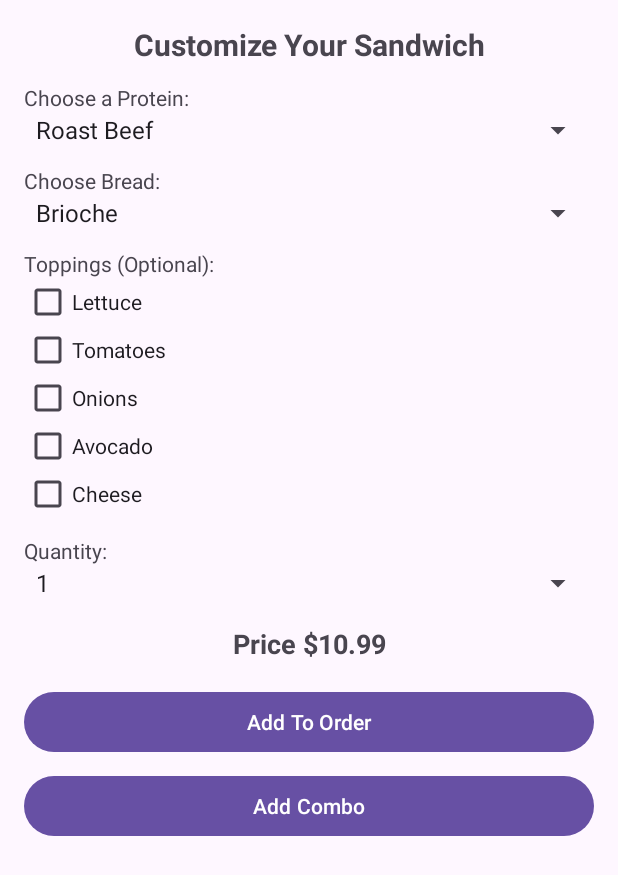
After one commit to AreeyokaJ/ru_restaurant_app, an Android app: the SandwichActivity screen opened directly, with no data from a screen before it, on a phone screen of 412 x 824 dp. The commit adds this screen. Shown: the top 875 px of the screen. Run offline under Robolectric (Android 15) with nearby library versions, the phone set to English and light mode, and no system bars.

Commit message:
Added Sandwich screen to app. Need to add combo and sandwich image

```diff
--- a/app/src/main/AndroidManifest.xml
+++ b/app/src/main/AndroidManifest.xml
@@ -28,6 +28,6 @@
         </activity>
         <activity android:name=".BeveragesActivity"></activity>
         <activity android:name=".SidesActivity"></activity>
+        <activity android:name=".SandwichActivity"></activity>
     </application>
-
 </manifest>
--- /dev/null
+++ b/app/src/main/java/com/example/model/AddOns.java
@@ -0,0 +1,35 @@
+package com.example.model;
+
+/**
+ * Class that represents add ons
+ * @author Elvin Xu
+ */
+public enum AddOns {
+    LETTUCE(0.30),
+    TOMATOES(0.30),
+    ONIONS(0.30),
+    AVOCADO(0.50),
+    CHEESE(1.00);
+
+    private final double price;
+
+    AddOns(double price) {
+        this.price = price;
+    }
+
+    public double getPrice() {
+        return price;
+    }
+
+    @Override
+    public String toString() {
+        switch (this) {
+            case LETTUCE: return "Lettuce";
+            case TOMATOES: return "Tomatoes";
+            case ONIONS: return "Onions";
+            case AVOCADO: return "Avocado";
+            case CHEESE: return "Cheese";
+            default: return "";
+        }
+    }
+}
--- /dev/null
+++ b/app/src/main/java/com/example/model/Protein.java
@@ -0,0 +1,31 @@
+package com.example.model;
+
+/**
+ * Class that represents protein
+ * @author Elvin Xu
+ */
+public enum Protein {
+    ROAST_BEEF(10.99),
+    CHICKEN(8.99),
+    SALMON(9.99);
+
+    private final double basePrice;
+
+    Protein(double basePrice) {
+        this.basePrice = basePrice;
+    }
+
+    public double getBasePrice() {
+        return basePrice;
+    }
+
+    @Override
+    public String toString() {
+        switch (this) {
+            case ROAST_BEEF: return "Roast Beef";
+            case CHICKEN: return "Chicken";
+            case SALMON: return "Salmon";
+            default: return "";
+        }
+    }
+}
--- /dev/null
+++ b/app/src/main/java/com/example/ru_restaurant_app/SandwichActivity.java
@@ -0,0 +1,162 @@
+package com.example.ru_restaurant_app;
+
+import android.os.Bundle;
+import android.view.View;
+import android.widget.AdapterView;
+import android.widget.ArrayAdapter;
+import android.widget.CheckBox;
+import android.widget.LinearLayout;
+import android.widget.Spinner;
+import android.widget.TextView;
+import android.widget.Toast;
+
+import androidx.appcompat.app.AppCompatActivity;
+
+import com.example.manager.OrderManager;
+import com.example.model.AddOns;
+import com.example.model.Bread;
+import com.example.model.Protein;
+import com.example.model.Sandwich;
+
+import java.util.ArrayList;
+import java.util.Arrays;
+import java.util.List;
+
+/**
+ * Activity that allows users to customize a Sandwich order.
+ * Users can select protein, bread, optional toppings, quantity, and see a dynamic price update.
+ * Also includes buttons for adding to order or preparing to add a combo.
+ *
+ * Layout uses:
+ * - Spinners for protein, bread, and quantity
+ * - Checkboxes for add-ons
+ * - A TextView to display dynamic price updates
+ * - Two buttons: "Add to Order" and "Add Combo"
+ *
+ * @author Elvin Xu
+ */
+public class SandwichActivity extends AppCompatActivity {
+    private Spinner proteinSpinner, breadSpinner, quantitySpinner;
+    private TextView priceText;
+    private LinearLayout addOnsLayout;
+    private List<CheckBox> addOnCheckboxes = new ArrayList<>();
+
+    private Protein selectedProtein;
+    private Bread selectedBread;
+    private final ArrayList<AddOns> selectedAddOns = new ArrayList<>();
+    private int quantity = 1;
+
+    /**
+     * Initializes the layout, sets up all spinners and checkboxes, and attaches event listeners.
+     *
+     * @param savedInstanceState the saved instance state, if any
+     */
+    @Override
+    protected void onCreate(Bundle savedInstanceState) {
+        super.onCreate(savedInstanceState);
+        setContentView(R.layout.sandwich_selection);
+
+        proteinSpinner = findViewById(R.id.proteinSpinner);
+        breadSpinner = findViewById(R.id.breadSpinner);
+        quantitySpinner = findViewById(R.id.quantitySpinner);
+        priceText = findViewById(R.id.priceText);
+        addOnsLayout = findViewById(R.id.addOnsLayout);
+
+        //Dropdowns
+        setupSpinner(proteinSpinner, Protein.values());
+        setupSpinner(breadSpinner, Bread.values());
+        setupSpinner(quantitySpinner, Arrays.asList(1, 2, 3, 4, 5));
+
+        // Create checkboxes for each add-on
+        for (AddOns addOn : AddOns.values()) {
+            CheckBox checkBox = new CheckBox(this);
+            checkBox.setText(addOn.toString());
+            checkBox.setTag(addOn);
+            checkBox.setOnCheckedChangeListener((buttonView, isChecked) -> updatePrice());
+            addOnCheckboxes.add(checkBox);
+            addOnsLayout.addView(checkBox);
+        }
+
+        // Attach listeners for price updates
+        proteinSpinner.setOnItemSelectedListener(listener);
+        breadSpinner.setOnItemSelectedListener(listener);
+        quantitySpinner.setOnItemSelectedListener(listener);
+
+        // Handle Add to order click
+        findViewById(R.id.addToOrderButton).setOnClickListener(v -> {
+            selectedProtein = (Protein) proteinSpinner.getSelectedItem();
+            selectedBread = (Bread) breadSpinner.getSelectedItem();
+            quantity = (int) quantitySpinner.getSelectedItem();
+            selectedAddOns.clear();
+            for (CheckBox cb : addOnCheckboxes) {
+                if (cb.isChecked()) selectedAddOns.add((AddOns) cb.getTag());
+
+                Sandwich sandwich = new Sandwich(selectedBread, selectedProtein, selectedAddOns, quantity);
+                OrderManager.getInstance().getCurrentOrder().addItem(sandwich);
+
+                Toast.makeText(this, "Added to order!", Toast.LENGTH_SHORT).show();
+            }
+        });
+
+        // Handle Add Combo (Add later)
+
+    }
+
+    /**
+     * Generic method to populate a Spinner with enum values.
+     *
+     * @param spinner Spinner to populate
+     * @param values  Array of enum values
+     * @param <T>     Type of enum
+     */
+    private <T> void setupSpinner(Spinner spinner, T[] values) {
+        ArrayAdapter<T> adapter = new ArrayAdapter<>(this, android.R.layout.simple_spinner_item, values);
+        adapter.setDropDownViewResource(android.R.layout.simple_spinner_dropdown_item);
+        spinner.setAdapter(adapter);
+    }
+
+    /**
+     * Overloaded method to populate a Spinner with a list of integers (mostly for quantity).
+     *
+     * @param spinner Spinner to populate
+     * @param values  List of integers
+     */
+    private void setupSpinner(Spinner spinner, List<Integer> values) {
+        ArrayAdapter<Integer> adapter = new ArrayAdapter<>(this, android.R.layout.simple_spinner_item, values);
+        adapter.setDropDownViewResource(android.R.layout.simple_spinner_dropdown_item);
+        spinner.setAdapter(adapter);
+    }
+
+    /**
+     * Listener that updates the price whenever an item is selected in any dropdown.
+     */
+    private final AdapterView.OnItemSelectedListener listener = new AdapterView.OnItemSelectedListener() {
+        @Override
+        public void onItemSelected(AdapterView<?> parent, View view, int position, long id) {
+            updatePrice();
+        }
+
+        @Override
+        public void onNothingSelected(AdapterView<?> parent) {}
+    };
+
+    /**
+     * Recalculates the sandwich price based on selected protein, add-ons, and quantity.
+     * Updates the price TextView.
+     */
+    private void updatePrice() {
+        Protein protein = (Protein) proteinSpinner.getSelectedItem();
+        int quantity = (int) quantitySpinner.getSelectedItem();
+        double price = (protein != null) ? protein.getBasePrice() : 0;
+
+        for (CheckBox cb : addOnCheckboxes) {
+            if (cb.isChecked()) {
+                AddOns addOn = (AddOns) cb.getTag();
+                price += addOn.getPrice();
+            }
+        }
+
+        price *= quantity;
+        priceText.setText(String.format("Price $%.2f", price));
+    }
+}
--- a/app/src/main/res/layout/activity_main.xml
+++ b/app/src/main/res/layout/activity_main.xml
@@ -37,8 +37,8 @@
             app:layout_constraintTop_toTopOf="parent"
             app:srcCompat="@drawable/burgers" />
 
-        <ImageView
-            android:id="@+id/beveragesImage"
+        <ImageButton
+            android:id="@+id/beveragesButton"
             android:layout_width="181dp"
             android:layout_height="153dp"
             android:layout_gravity="center"
--- a/app/src/main/res/layout/menu_list.xml
+++ b/app/src/main/res/layout/menu_list.xml
@@ -6,10 +6,10 @@
     android:layout_height="match_parent">
 
     <TextView
-        android:id="@+id/beverageTitle"
+        android:id="@+id/menuTitle"
         android:layout_width="match_parent"
         android:layout_height="wrap_content"
-        android:text="@string/select_your_beverage"
+        android:text="@string/select_your_generic"
         android:textSize="24sp"
         android:gravity="center"
         android:padding="16dp"
--- /dev/null
+++ b/app/src/main/res/layout/sandwich_selection.xml
@@ -0,0 +1,93 @@
+<ScrollView xmlns:android="http://schemas.android.com/apk/res/android"
+    android:layout_width="match_parent"
+    android:layout_height="match_parent"
+    android:padding="16dp">
+
+    <LinearLayout
+        android:layout_width="match_parent"
+        android:layout_height="wrap_content"
+        android:orientation="vertical">
+
+        <!-- Title -->
+        <TextView
+            android:id="@+id/sandwichTitle"
+            android:layout_width="match_parent"
+            android:layout_height="wrap_content"
+            android:text="@string/sandwich_title"
+            android:textSize="20sp"
+            android:textStyle="bold"
+            android:gravity="center"
+            android:paddingBottom="12dp"
+        />
+
+        <!-- Protein Selection -->
+        <TextView
+            android:text="@string/protein_text"
+            android:layout_width="match_parent"
+            android:layout_height="wrap_content" />
+        <Spinner
+            android:id="@+id/proteinSpinner"
+            android:layout_width="match_parent"
+            android:layout_height="wrap_content" />
+
+        <!-- Bread Selection -->
+        <TextView
+            android:text="@string/bread_text"
+            android:layout_marginTop="12dp"
+            android:layout_width="match_parent"
+            android:layout_height="wrap_content"/>
+        <Spinner
+            android:id="@+id/breadSpinner"
+            android:layout_width="match_parent"
+            android:layout_height="wrap_content" />
+
+        <!-- Toppings -->
+        <TextView
+            android:text="@string/toppings_text"
+            android:layout_marginTop="12dp"
+            android:layout_width="match_parent"
+            android:layout_height="wrap_content" />
+        <LinearLayout
+            android:orientation="vertical"
+            android:layout_width="match_parent"
+            android:layout_height="wrap_content"
+            android:id="@+id/addOnsLayout" />
+
+        <!-- Quantity -->
+        <TextView
+            android:text="@string/quantity_text"
+            android:layout_marginTop="12dp"
+            android:layout_width="match_parent"
+            android:layout_height="wrap_content" />
+        <Spinner
+            android:id="@+id/quantitySpinner"
+            android:layout_width="match_parent"
+            android:layout_height="wrap_content" />
+
+        <!-- Price Display -->
+        <TextView
+            android:id="@+id/priceText"
+            android:layout_width="match_parent"
+            android:layout_height="wrap_content"
+            android:text="@string/price_placeholder"
+            android:textSize="18sp"
+            android:textStyle="bold"
+            android:gravity="center"
+            android:layout_marginTop="16dp"
+            android:layout_marginBottom="16dp" />
+
+        <!-- Buttons -->
+        <Button
+            android:id="@+id/addToOrderButton"
+            android:layout_width="match_parent"
+            android:layout_height="wrap_content"
+            android:text="@string/add_to_order" />
+
+        <Button
+            android:id="@+id/addComboButton"
+            android:layout_width="match_parent"
+            android:layout_height="wrap_content"
+            android:text="@string/add_combo"
+            android:layout_marginTop="8dp" />
+    </LinearLayout>
+</ScrollView>
--- a/app/src/main/res/values/strings.xml
+++ b/app/src/main/res/values/strings.xml
@@ -56,5 +56,12 @@
     <string name="burgers_cd">Burgers</string>
     <string name="beverages_cd">Beverages</string>
     <string name="sides">Sides\n</string>
-    <string name="select_your_beverage">Select Your Beverage</string>
+    <string name="select_your_generic">Select Your %1$s</string>
+    <string name="sandwich_title">Customize Your Sandwich</string>
+    <string name="protein_text">Choose a Protein:</string>
+    <string name="bread_text">Choose Bread:</string>
+    <string name="toppings_text">Toppings (Optional):</string>
+    <string name="quantity_text">Quantity:</string>
+    <string name="price_placeholder">Price: $0.00</string>
+    <string name="add_combo">Add Combo</string>
 </resources>
```
Also changed, not shown: app/src/main/java/com/example/model/Bread.java (added, +42 -0 lines), app/src/main/java/com/example/model/Sandwich.java (added, +76 -0 lines), app/src/main/java/com/example/ru_restaurant_app/BeveragesActivity.java (+11 -0 lines), app/src/main/java/com/example/ru_restaurant_app/MainActivity.java (+13 -5 lines), app/src/main/java/com/example/ru_restaurant_app/SidesActivity.java (+11 -0 lines).
